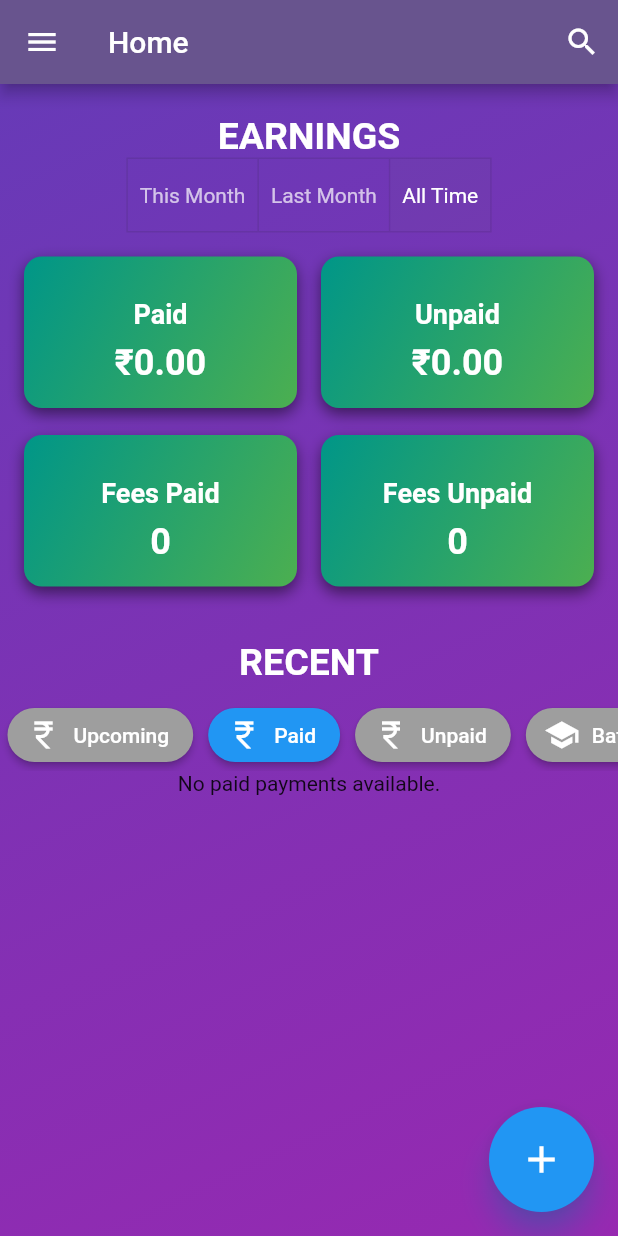
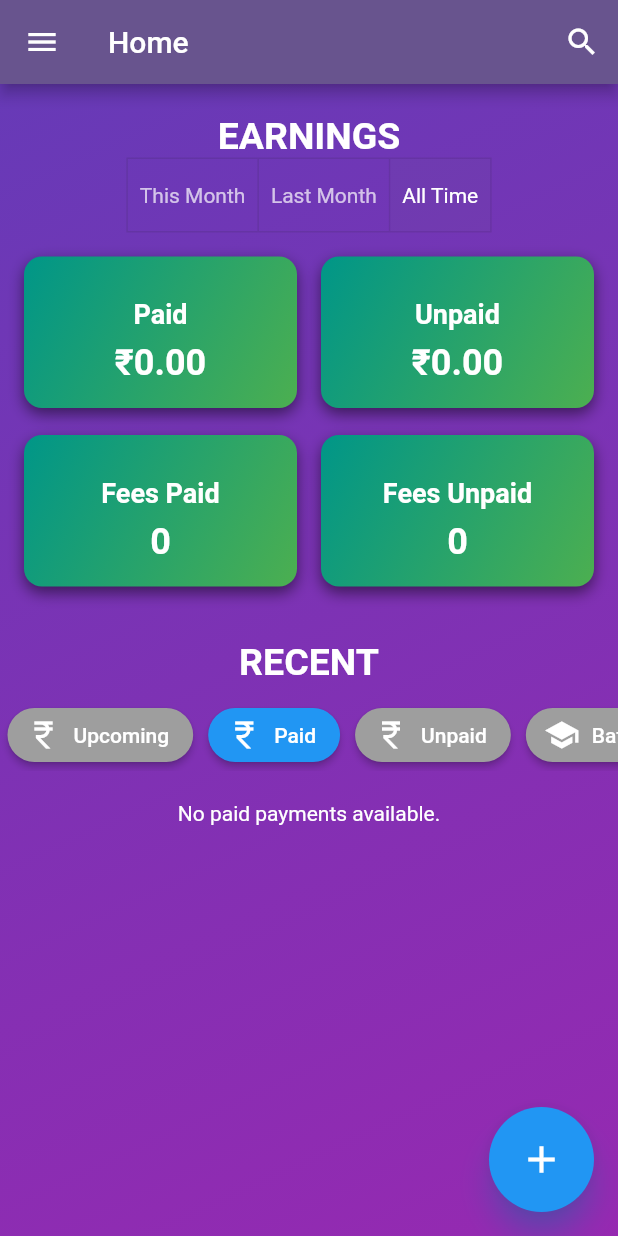
Before and after one commit to rk126356/student_manager_app_dev_flutter, a Flutter app: the screen it shows once a user with an empty profile is signed in, after a tap on "Last Month", after a tap on "All Time", after a tap on "Paid", on a phone screen of 412 x 824 dp. Run offline on Flutter 3.47's test engine with Material 2 defaults, Android fonts, the phone set to English and light mode, and no system bars; our stand-ins replace cached_network_image, cloud_firestore, cloud_functions, firebase_auth, firebase_core, firebase_storage and 2 more; accounts and stored records are empty; network calls fail.

Commit message:
Style fix 2

```diff
--- a/lib/components/home_paid_tab.dart
+++ b/lib/components/home_paid_tab.dart
@@ -29,7 +29,7 @@ class HomePaidTab extends StatelessWidget {
           .snapshots(),
       builder: (context, snapshot) {
         if (snapshot.connectionState == ConnectionState.waiting) {
-          return Center(child: CircularProgressIndicator());
+          return const Center(child: CircularProgressIndicator());
         }
 
         if (snapshot.hasError) {
@@ -37,7 +37,18 @@ class HomePaidTab extends StatelessWidget {
         }
 
         if (!snapshot.hasData || snapshot.data!.docs.isEmpty) {
-          return Center(child: Text('No paid payments available.'));
+          return const Center(
+              child: Column(
+            children: [
+              SizedBox(
+                height: 20,
+              ),
+              Text(
+                'No paid payments available.',
+                style: TextStyle(color: Colors.white),
+              ),
+            ],
+          ));
         }
 
         final paidPayments = <Widget>[];
@@ -72,8 +83,9 @@ class HomePaidTab extends StatelessWidget {
                     ),
                   ),
                 ),
-                placeholder: (context, url) => CircularProgressIndicator(),
-                errorWidget: (context, url, error) => Icon(Icons.error),
+                placeholder: (context, url) =>
+                    const CircularProgressIndicator(),
+                errorWidget: (context, url, error) => const Icon(Icons.error),
               ),
               title: Text(
                 '$studentName - $studentBatch',
--- a/lib/components/home_upcoming_tab.dart
+++ b/lib/components/home_upcoming_tab.dart
@@ -53,7 +53,18 @@ class HomeUpcomingTab extends StatelessWidget {
         }
 
         if (!snapshot.hasData || snapshot.data!.docs.isEmpty) {
-          return const Center(child: Text('No upcoming payments.'));
+          return const Center(
+              child: Column(
+            children: [
+              SizedBox(
+                height: 20,
+              ),
+              Text(
+                'No upcoming payments.',
+                style: TextStyle(color: Colors.white),
+              ),
+            ],
+          ));
         }
 
         final upcomingPayments = <Widget>[];
```
Also changed, not shown: lib/components/home_unpaid_tab.dart (+16 -4 lines).
